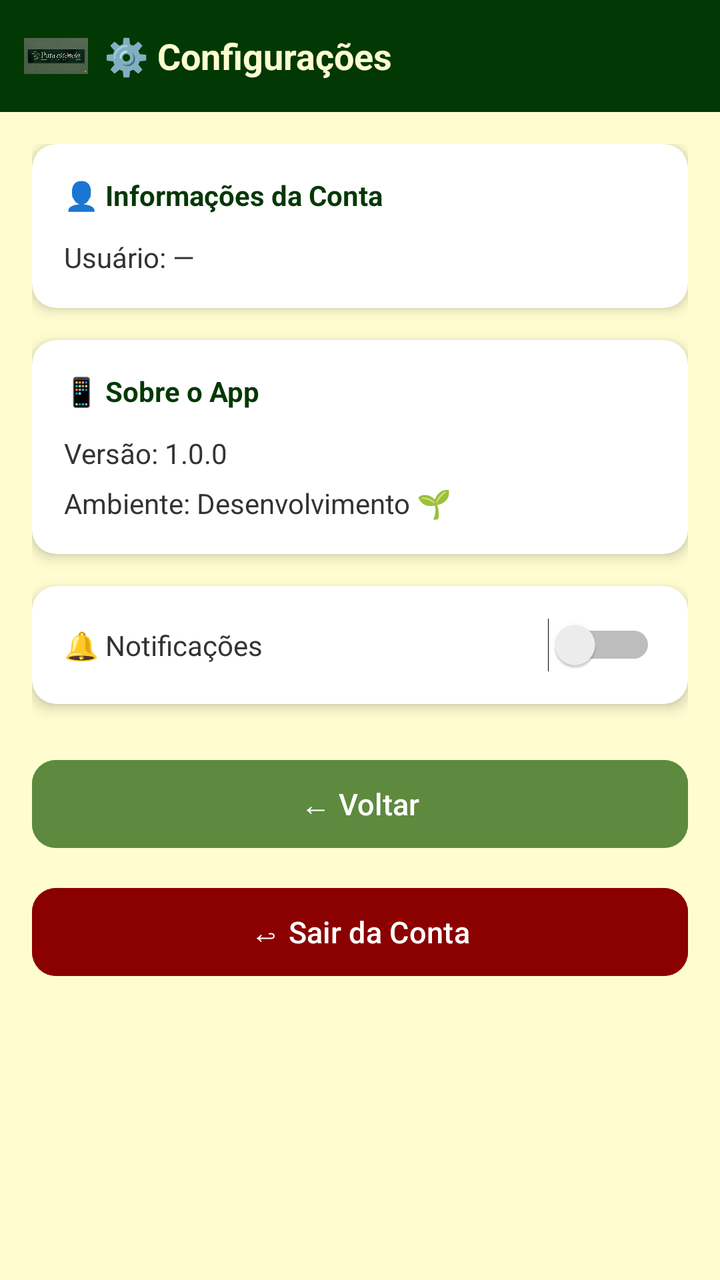
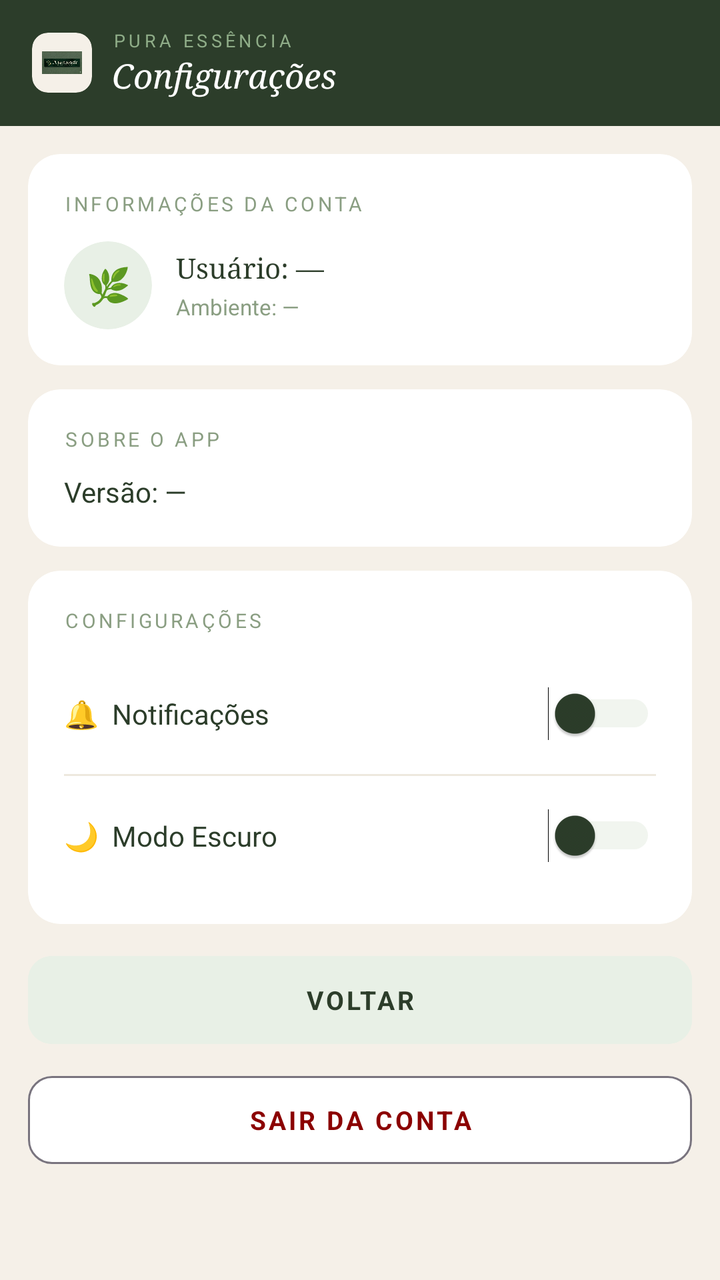

Compare the two renders of this Android layout. The source of the first and the diff that turns it into the second are given below.
<!-- AndroidManifest.xml: application theme Theme.AppLoginTest -->
<!-- res/layout/activity_admin.xml -->
<?xml version="1.0" encoding="utf-8"?>
<ScrollView xmlns:android="http://schemas.android.com/apk/res/android"
    xmlns:app="http://schemas.android.com/apk/res-auto"
    android:id="@+id/main"
    android:layout_width="match_parent"
    android:layout_height="match_parent"
    android:background="#FFFDD0">

    <LinearLayout
        android:layout_width="match_parent"
        android:layout_height="wrap_content"
        android:orientation="vertical"
        >

        
        <LinearLayout
            android:layout_width="match_parent"
            android:layout_height="wrap_content"
            android:background="#023804"
            android:gravity="center_vertical"
            android:orientation="horizontal"
            android:padding="12dp">

            <ImageView
                android:layout_width="32dp"
                android:layout_height="32dp"
                app:srcCompat="@drawable/icone_essencia" />

            <TextView
                android:layout_width="0dp"
                android:layout_height="wrap_content"
                android:layout_marginStart="8dp"
                android:layout_weight="1"
                android:text="⚙️ Configurações"
                android:textColor="#FFFDD0"
                android:textSize="18sp"
                android:textStyle="bold" />
        </LinearLayout>

        <LinearLayout
            android:layout_width="match_parent"
            android:layout_height="wrap_content"
            android:orientation="vertical"
            android:padding="16dp"
            android:background="#FFFDD0">

            
            <androidx.cardview.widget.CardView
                android:layout_width="match_parent"
                android:layout_height="wrap_content"
                android:layout_marginBottom="16dp"
                app:cardCornerRadius="12dp"
                app:cardElevation="4dp">

                <LinearLayout
                    android:layout_width="match_parent"
                    android:layout_height="wrap_content"
                    android:orientation="vertical"
                    android:padding="16dp">

                    <TextView
                        android:layout_width="wrap_content"
                        android:layout_height="wrap_content"
                        android:layout_marginBottom="12dp"
                        android:text="👤 Informações da Conta"
                        android:textColor="#023804"
                        android:textSize="14sp"
                        android:textStyle="bold" />

                    <TextView
                        android:id="@+id/tvAdminEmail"
                        android:layout_width="wrap_content"
                        android:layout_height="wrap_content"
                        android:text="Usuário: —"
                        android:textColor="#333"
                        android:textSize="14sp" />
                </LinearLayout>
            </androidx.cardview.widget.CardView>

            
            <androidx.cardview.widget.CardView
                android:layout_width="match_parent"
                android:layout_height="wrap_content"
                android:layout_marginBottom="16dp"
                app:cardCornerRadius="12dp"
                app:cardElevation="4dp">

                <LinearLayout
                    android:layout_width="match_parent"
                    android:layout_height="wrap_content"
                    android:orientation="vertical"
                    android:padding="16dp">

                    <TextView
                        android:layout_width="wrap_content"
                        android:layout_height="wrap_content"
                        android:layout_marginBottom="12dp"
                        android:text="📱 Sobre o App"
                        android:textColor="#023804"
                        android:textSize="14sp"
                        android:textStyle="bold" />

                    <TextView
                        android:id="@+id/tvVersao"
                        android:layout_width="wrap_content"
                        android:layout_height="wrap_content"
                        android:layout_marginBottom="6dp"
                        android:text="Versão: 1.0.0"
                        android:textColor="#333"
                        android:textSize="14sp" />

                    <TextView
                        android:id="@+id/tvAmbiente"
                        android:layout_width="wrap_content"
                        android:layout_height="wrap_content"
                        android:text="Ambiente: Desenvolvimento 🌱"
                        android:textColor="#333"
                        android:textSize="14sp" />
                </LinearLayout>
            </androidx.cardview.widget.CardView>

            
            <androidx.cardview.widget.CardView
                android:layout_width="match_parent"
                android:layout_height="wrap_content"
                android:layout_marginBottom="24dp"
                app:cardCornerRadius="12dp"
                app:cardElevation="4dp">

                <LinearLayout
                    android:layout_width="match_parent"
                    android:layout_height="wrap_content"
                    android:gravity="center_vertical"
                    android:orientation="horizontal"
                    android:padding="16dp">

                    <TextView
                        android:layout_width="0dp"
                        android:layout_height="wrap_content"
                        android:layout_weight="1"
                        android:text="🔔 Notificações"
                        android:textColor="#333"
                        android:textSize="14sp" />

                    <Switch
                        android:id="@+id/switchNotificacoes"
                        android:layout_width="wrap_content"
                        android:layout_height="wrap_content" />
                </LinearLayout>
            </androidx.cardview.widget.CardView>

            <Button
                android:id="@+id/btnVoltarAdmin"
                android:layout_width="match_parent"
                android:layout_height="52dp"
                android:layout_marginBottom="12dp"
                android:backgroundTint="#5D8A3E"
                android:text="← Voltar"
                android:textColor="#FFFFFF"
                android:textSize="15sp"
                app:cornerRadius="12dp" />

            <Button
                android:id="@+id/btnLogoutAdmin"
                android:layout_width="match_parent"
                android:layout_height="52dp"
                android:backgroundTint="#8B0000"
                android:text="↩ Sair da Conta"
                android:textColor="#FFFFFF"
                android:textSize="15sp"
                app:cornerRadius="12dp" />
        </LinearLayout>
    </LinearLayout>
</ScrollView>
<!-- resources referenced by this layout -->
<resources>
  <!-- drawable icone_essencia: png bitmap (drawable, 532752 bytes) -->
  <style name="Theme.AppLoginTest" parent="Base.Theme.AppLoginTest" />
  <style name="Base.Theme.AppLoginTest" parent="Theme.Material3.DayNight.NoActionBar">
          
          
      </style>
</resources>

<!-- the commit's change to res/layout/activity_admin.xml (unified diff, before → after) -->
@@ -4,75 +4,175 @@
     android:id="@+id/main"
     android:layout_width="match_parent"
     android:layout_height="match_parent"
-    android:background="#FFFDD0">
+    android:background="@color/creme_fundo">
 
     <LinearLayout
         android:layout_width="match_parent"
         android:layout_height="wrap_content"
-        android:orientation="vertical"
-        >
+        android:orientation="vertical">
 
         
         <LinearLayout
             android:layout_width="match_parent"
             android:layout_height="wrap_content"
-            android:background="#023804"
+            android:background="@color/verde_escuro"
             android:gravity="center_vertical"
             android:orientation="horizontal"
-            android:padding="12dp">
-
-            <ImageView
-                android:layout_width="32dp"
-                android:layout_height="32dp"
-                app:srcCompat="@drawable/icone_essencia" />
-
-            <TextView
+            android:paddingStart="16dp"
+            android:paddingEnd="16dp"
+            android:paddingTop="14dp"
+            android:paddingBottom="14dp">
+
+            <androidx.cardview.widget.CardView
+                android:layout_width="30dp"
+                android:layout_height="30dp"
+                android:layout_marginEnd="10dp"
+                app:cardCornerRadius="8dp"
+                app:cardElevation="0dp"
+                app:cardBackgroundColor="@color/creme_fundo">
+
+                <ImageView
+                    android:layout_width="match_parent"
+                    android:layout_height="match_parent"
+                    android:padding="5dp"
+                    app:srcCompat="@drawable/icone_essencia"
+                    android:scaleType="fitCenter" />
+            </androidx.cardview.widget.CardView>
+
+            <LinearLayout
                 android:layout_width="0dp"
                 android:layout_height="wrap_content"
-                android:layout_marginStart="8dp"
                 android:layout_weight="1"
-                android:text="⚙️ Configurações"
-                android:textColor="#FFFDD0"
-                android:textSize="18sp"
-                android:textStyle="bold" />
+                android:orientation="vertical">
+
+                <TextView
+                    android:layout_width="wrap_content"
+                    android:layout_height="wrap_content"
+                    android:text="PURA ESSÊNCIA"
+                    android:textColor="@color/verde_claro"
+                    android:textSize="9sp"
+                    android:letterSpacing="0.2" />
+
+                <TextView
+                    android:layout_width="wrap_content"
+                    android:layout_height="wrap_content"
+                    android:text="Configurações"
+                    android:textColor="@color/white"
+                    android:textSize="17sp"
+                    android:fontFamily="serif"
+                    android:textStyle="italic" />
+            </LinearLayout>
         </LinearLayout>
 
         <LinearLayout
             android:layout_width="match_parent"
             android:layout_height="wrap_content"
             android:orientation="vertical"
-            android:padding="16dp"
-            android:background="#FFFDD0">
-
-            
-            <androidx.cardview.widget.CardView
-                android:layout_width="match_parent"
-                android:layout_height="wrap_content"
-                android:layout_marginBottom="16dp"
-                app:cardCornerRadius="12dp"
-                app:cardElevation="4dp">
+            android:padding="14dp">
+
+            
+            <androidx.cardview.widget.CardView
+                android:layout_width="match_parent"
+                android:layout_height="wrap_content"
+                android:layout_marginBottom="12dp"
+                app:cardCornerRadius="16dp"
+                app:cardElevation="0dp"
+                app:cardBackgroundColor="@color/white">
 
                 <LinearLayout
                     android:layout_width="match_parent"
                     android:layout_height="wrap_content"
                     android:orientation="vertical"
-                    android:padding="16dp">
+                    android:padding="18dp">
 
                     <TextView
                         android:layout_width="wrap_content"
                         android:layout_height="wrap_content"
                         android:layout_marginBottom="12dp"
-                        android:text="👤 Informações da Conta"
-                        android:textColor="#023804"
-                        android:textSize="14sp"
-                        android:textStyle="bold" />
-
-                    <TextView
-                        android:id="@+id/tvAdminEmail"
-                        android:layout_width="wrap_content"
-                        android:layout_height="wrap_content"
-                        android:text="Usuário: —"
-                        android:textColor="#333"
+                        android:text="INFORMAÇÕES DA CONTA"
+                        android:textColor="@color/texto_badge"
+                        android:textSize="10sp"
+                        android:letterSpacing="0.15" />
+
+                    <LinearLayout
+                        android:layout_width="match_parent"
+                        android:layout_height="wrap_content"
+                        android:orientation="horizontal"
+                        android:gravity="center_vertical">
+
+                        <androidx.cardview.widget.CardView
+                            android:layout_width="44dp"
+                            android:layout_height="44dp"
+                            android:layout_marginEnd="12dp"
+                            app:cardCornerRadius="22dp"
+                            app:cardElevation="0dp"
+                            app:cardBackgroundColor="@color/verde_fundo_badge">
+                            <TextView
+                                android:layout_width="match_parent"
+                                android:layout_height="match_parent"
+                                android:text="🌿"
+                                android:gravity="center"
+                                android:textSize="18sp" />
+                        </androidx.cardview.widget.CardView>
+
+                        <LinearLayout
+                            android:layout_width="0dp"
+                            android:layout_height="wrap_content"
+                            android:layout_weight="1"
+                            android:orientation="vertical">
+
+                            <TextView
+                                android:id="@+id/tvAdminEmail"
+                                android:layout_width="wrap_content"
+                                android:layout_height="wrap_content"
+                                android:text="Usuário: —"
+                                android:textColor="@color/texto_principal"
+                                android:textSize="14sp"
+                                android:fontFamily="serif" />
+
+                            <TextView
+                                android:id="@+id/tvAmbiente"
+                                android:layout_width="wrap_content"
+                                android:layout_height="wrap_content"
+                                android:layout_marginTop="3dp"
+                                android:text="Ambiente: —"
+                                android:textColor="@color/texto_badge"
+                                android:textSize="11sp" />
+                        </LinearLayout>
+                    </LinearLayout>
+                </LinearLayout>
+            </androidx.cardview.widget.CardView>
+
+            
+            <androidx.cardview.widget.CardView
+                android:layout_width="match_parent"
+                android:layout_height="wrap_content"
+                android:layout_marginBottom="12dp"
+                app:cardCornerRadius="16dp"
+                app:cardElevation="0dp"
+                app:cardBackgroundColor="@color/white">
+
+                <LinearLayout
+                    android:layout_width="match_parent"
+                    android:layout_height="wrap_content"
+                    android:orientation="vertical"
+                    android:padding="18dp">
+
+                    <TextView
+                        android:layout_width="wrap_content"
+                        android:layout_height="wrap_content"
+                        android:layout_marginBottom="10dp"
+                        android:text="SOBRE O APP"
+                        android:textColor="@color/texto_badge"
+                        android:textSize="10sp"
+                        android:letterSpacing="0.15" />
+
+                    <TextView
+                        android:id="@+id/tvVersao"
+                        android:layout_width="wrap_content"
+                        android:layout_height="wrap_content"
+                        android:text="Versão: —"
+                        android:textColor="@color/texto_principal"
                         android:textSize="14sp" />
                 </LinearLayout>
             </androidx.cardview.widget.CardView>
@@ -81,94 +181,109 @@
             <androidx.cardview.widget.CardView
                 android:layout_width="match_parent"
                 android:layout_height="wrap_content"
-                android:layout_marginBottom="16dp"
-                app:cardCornerRadius="12dp"
-                app:cardElevation="4dp">
+                android:layout_marginBottom="12dp"
+                app:cardCornerRadius="16dp"
+                app:cardElevation="0dp"
+                app:cardBackgroundColor="@color/white">
 
                 <LinearLayout
                     android:layout_width="match_parent"
                     android:layout_height="wrap_content"
                     android:orientation="vertical"
-                    android:padding="16dp">
-
-                    <TextView
-                        android:layout_width="wrap_content"
-                        android:layout_height="wrap_content"
-                        android:layout_marginBottom="12dp"
-                        android:text="📱 Sobre o App"
-                        android:textColor="#023804"
-                        android:textSize="14sp"
-                        android:textStyle="bold" />
-
-                    <TextView
-                        android:id="@+id/tvVersao"
-                        android:layout_width="wrap_content"
-                        android:layout_height="wrap_content"
-                        android:layout_marginBottom="6dp"
-                        android:text="Versão: 1.0.0"
-                        android:textColor="#333"
-                        android:textSize="14sp" />
-
-                    <TextView
-                        android:id="@+id/tvAmbiente"
-                        android:layout_width="wrap_content"
-                        android:layout_height="wrap_content"
-                        android:text="Ambiente: Desenvolvimento 🌱"
-                        android:textColor="#333"
-                        android:textSize="14sp" />
+                    android:padding="18dp">
+
+                    <TextView
+                        android:layout_width="wrap_content"
+                        android:layout_height="wrap_content"
+                        android:layout_marginBottom="14dp"
+                        android:text="CONFIGURAÇÕES"
+                        android:textColor="@color/texto_badge"
+                        android:textSize="10sp"
+                        android:letterSpacing="0.15" />
+
+                    
+                    <LinearLayout
+                        android:layout_width="match_parent"
+                        android:layout_height="52dp"
+                        android:orientation="horizontal"
+                        android:gravity="center_vertical"
+                        android:layout_marginBottom="4dp">
+
+                        <TextView
+                            android:layout_width="0dp"
+                            android:layout_height="wrap_content"
+                            android:layout_weight="1"
+                            android:text="🔔  Notificações"
+                            android:textColor="@color/texto_principal"
+                            android:textSize="14sp" />
+
+                        <Switch
+                            android:id="@+id/switchNotificacoes"
+                            android:layout_width="wrap_content"
+                            android:layout_height="wrap_content"
+                            android:thumbTint="@color/verde_escuro"
+                            android:trackTint="@color/verde_menta" />
+                    </LinearLayout>
+
+                    <View
+                        android:layout_width="match_parent"
+                        android:layout_height="1dp"
+                        android:background="@color/borda_card"
+                        android:layout_marginBottom="4dp" />
+
+                    
+                    <LinearLayout
+                        android:layout_width="match_parent"
+                        android:layout_height="52dp"
+                        android:orientation="horizontal"
+                        android:gravity="center_vertical">
+
+                        <TextView
+                            android:layout_width="0dp"
+                            android:layout_height="wrap_content"
+                            android:layout_weight="1"
+                            android:text="🌙  Modo Escuro"
+                            android:textColor="@color/texto_principal"
+                            android:textSize="14sp" />
+
+                        <Switch
+                            android:id="@+id/switchModoEscuro"
+                            android:layout_width="wrap_content"
+                            android:layout_height="wrap_content"
+                            android:thumbTint="@color/verde_escuro"
+                            android:trackTint="@color/verde_menta" />
+                    </LinearLayout>
                 </LinearLayout>
             </androidx.cardview.widget.CardView>
 
             
-            <androidx.cardview.widget.CardView
-                android:layout_width="match_parent"
-                android:layout_height="wrap_content"
-                android:layout_marginBottom="24dp"
-                app:cardCornerRadius="12dp"
-                app:cardElevation="4dp">
-
-                <LinearLayout
-                    android:layout_width="match_parent"
-                    android:layout_height="wrap_content"
-                    android:gravity="center_vertical"
-                    android:orientation="horizontal"
-                    android:padding="16dp">
-
-                    <TextView
-                        android:layout_width="0dp"
-                        android:layout_height="wrap_content"
-                        android:layout_weight="1"
-                        android:text="🔔 Notificações"
-                        android:textColor="#333"
-                        android:textSize="14sp" />
-
-                    <Switch
-                        android:id="@+id/switchNotificacoes"
-                        android:layout_width="wrap_content"
-                        android:layout_height="wrap_content" />
-                </LinearLayout>
-            </androidx.cardview.widget.CardView>
-
             <Button
                 android:id="@+id/btnVoltarAdmin"
                 android:layout_width="match_parent"
                 android:layout_height="52dp"
-                android:layout_marginBottom="12dp"
-                android:backgroundTint="#5D8A3E"
-                android:text="← Voltar"
-                android:textColor="#FFFFFF"
-                android:textSize="15sp"
+                android:layout_marginBottom="8dp"
+                android:backgroundTint="@color/verde_fundo_badge"
+                android:text="VOLTAR"
+                android:textColor="@color/verde_escuro"
+                android:textSize="13sp"
+                android:letterSpacing="0.1"
+                android:textStyle="bold"
                 app:cornerRadius="12dp" />
 
+            
             <Button
-                android:id="@+id/btnLogoutAdmin"
+                android:id="@+id/btnSair"
                 android:layout_width="match_parent"
                 android:layout_height="52dp"
-                android:backgroundTint="#8B0000"
-                android:text="↩ Sair da Conta"
-                android:textColor="#FFFFFF"
-                android:textSize="15sp"
-                app:cornerRadius="12dp" />
+                android:backgroundTint="@color/white"
+                android:text="SAIR DA CONTA"
+                android:textColor="@color/vermelho_sair"
+                android:textSize="13sp"
+                android:letterSpacing="0.1"
+                android:textStyle="bold"
+                app:cornerRadius="12dp"
+                style="@style/Widget.Material3.Button.OutlinedButton" />
+
         </LinearLayout>
     </LinearLayout>
 </ScrollView>
<!-- resource entries referenced after the edit -->
@@ -1,10 +1,26 @@
 <!-- resources referenced by this layout -->
 <resources>
+  <color name="borda_card">#EDE8DE</color>
+  <color name="creme_fundo">#F5F0E8</color>
+  <color name="texto_badge">#8A9E82</color>
+  <color name="texto_principal">#2C3D2A</color>
+  <color name="verde_claro">#8FAD88</color>
+  <color name="verde_escuro">#2C3D2A</color>
+  <color name="verde_fundo_badge">#E8F0E6</color>
+  <color name="verde_menta">#C8D9C0</color>
+  <color name="vermelho_sair">#8B0000</color>
+  <color name="white">#FFFFFFFF</color>
   <!-- drawable icone_essencia: png bitmap (drawable, 532752 bytes) -->
   <style name="Theme.AppLoginTest" parent="Base.Theme.AppLoginTest" />
   <style name="Base.Theme.AppLoginTest" parent="Theme.Material3.DayNight.NoActionBar">
-          
-          
+          <item name="colorPrimary">@color/verde_escuro</item>
+          <item name="colorPrimaryVariant">@color/verde_medio</item>
+          <item name="colorOnPrimary">@color/white</item>
+          <item name="colorSecondary">@color/verde_claro</item>
+          <item name="colorOnSecondary">@color/verde_escuro</item>
+          <item name="android:windowBackground">@color/creme_fundo</item>
+          <item name="android:fontFamily">sans-serif</item>
       </style>
+  <color name="verde_medio">#3D5C3A</color>
 </resources>
 
